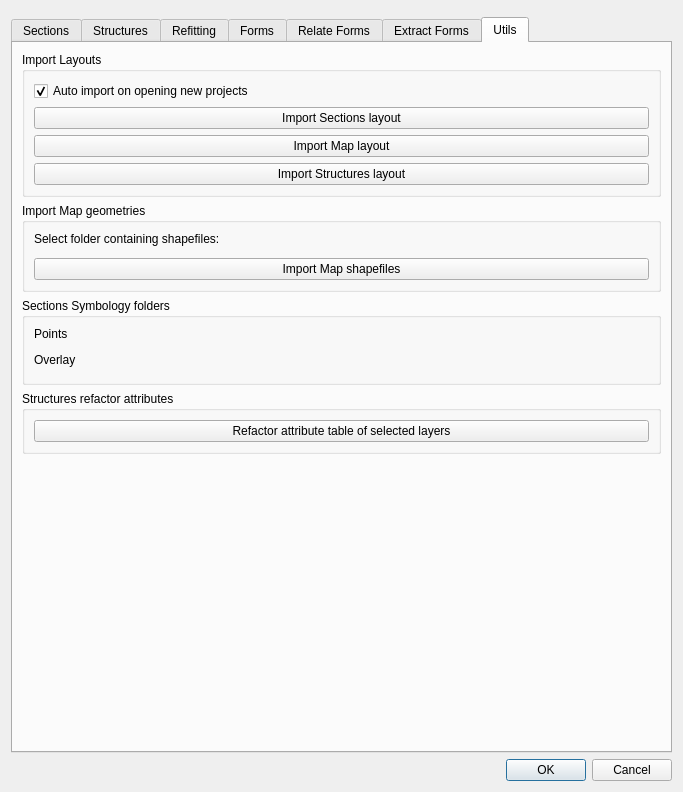
Qt form sugar_tools_dialog.ui (psigcat/sugartools) before a commit.
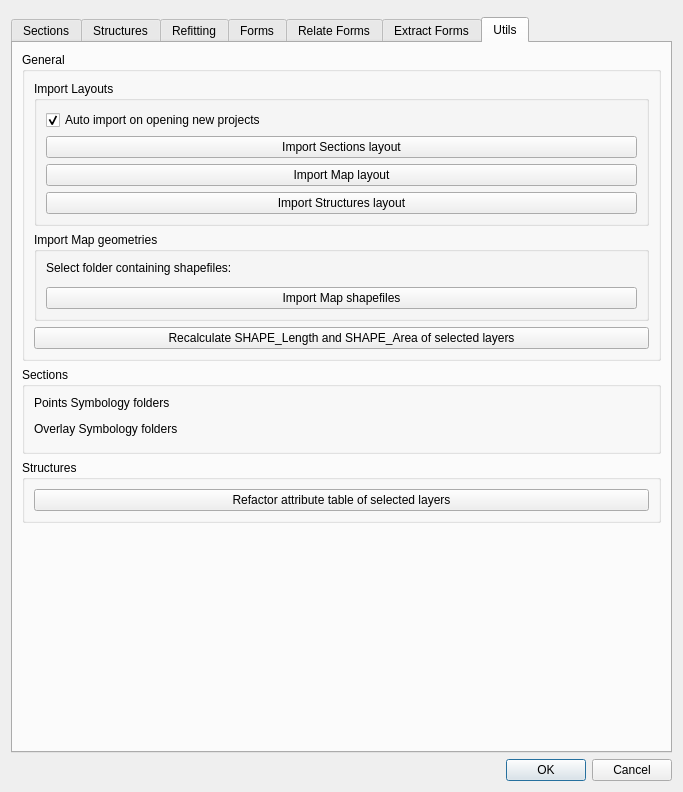
The same form after that commit. The open tabs and pages were chosen to show the change. Custom widgets are drawn as their Qt base class.

Commit message: recalculate Shape_Length and Shape_area if exists, fix #24

Patch:
```diff
--- a/sugar_tools_dialog.ui
+++ b/sugar_tools_dialog.ui
@@ -782,6 +782,12 @@
       </attribute>
       <layout class="QVBoxLayout" name="verticalLayout_5">
        <item>
+        <widget class="QGroupBox" name="groupBox_11">
+         <property name="title">
+          <string>General</string>
+         </property>
+         <layout class="QVBoxLayout" name="verticalLayout_11">
+          <item>
         <widget class="QGroupBox" name="groupBox_4">
          <property name="title">
           <string>Import Layouts</string>
@@ -852,15 +858,25 @@
         </widget>
        </item>
        <item>
+           <widget class="QPushButton" name="recalculate_shape_btn">
+            <property name="text">
+             <string>Recalculate SHAPE_Length and SHAPE_Area of selected layers</string>
+            </property>
+           </widget>
+          </item>
+         </layout>
+        </widget>
+       </item>
+       <item>
         <widget class="QGroupBox" name="groupBox_6">
          <property name="title">
-          <string>Sections Symbology folders</string>
+          <string>Sections</string>
          </property>
          <layout class="QVBoxLayout" name="verticalLayout_9">
           <item>
            <widget class="QLabel" name="label_28">
             <property name="text">
-             <string>Points</string>
+             <string>Points Symbology folders</string>
             </property>
            </widget>
           </item>
@@ -874,7 +890,7 @@
           <item>
            <widget class="QLabel" name="label_38">
             <property name="text">
-             <string>Overlay</string>
+             <string>Overlay Symbology folders</string>
             </property>
            </widget>
           </item>
@@ -891,7 +907,7 @@
        <item>
         <widget class="QGroupBox" name="groupBox_10">
          <property name="title">
-          <string>Structures refactor attributes</string>
+          <string>Structures</string>
          </property>
          <layout class="QVBoxLayout" name="verticalLayout_10">
           <item>
```
Lines whose indentation alone changed are shown as unchanged. The commit also changes 2 other files.
